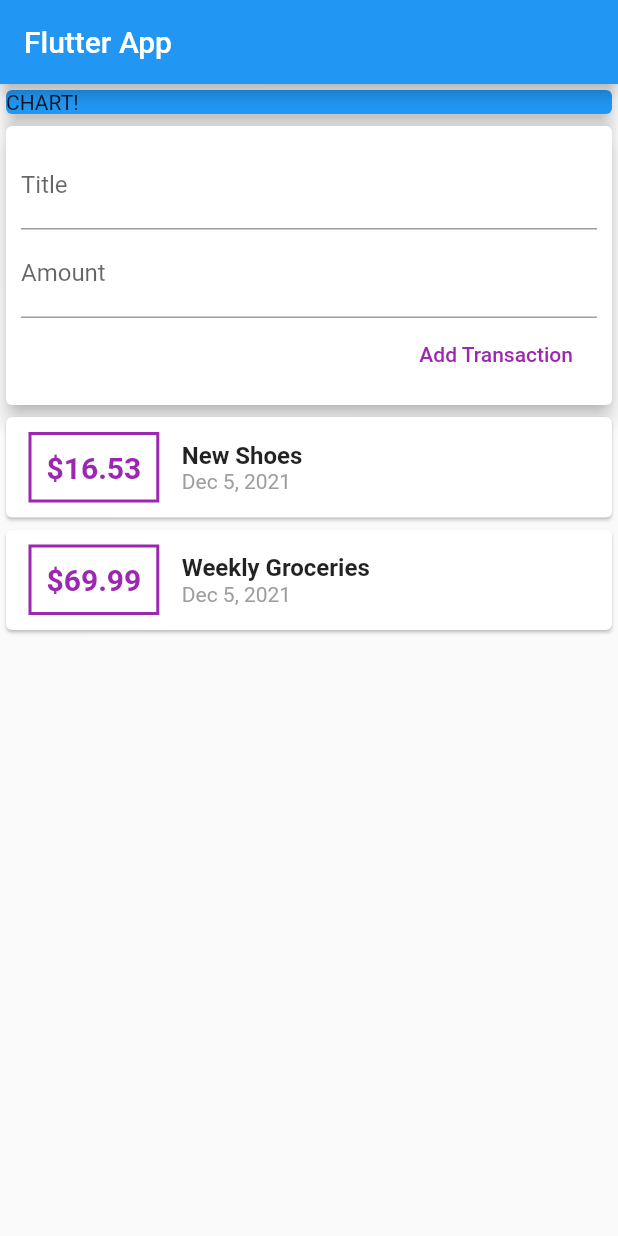
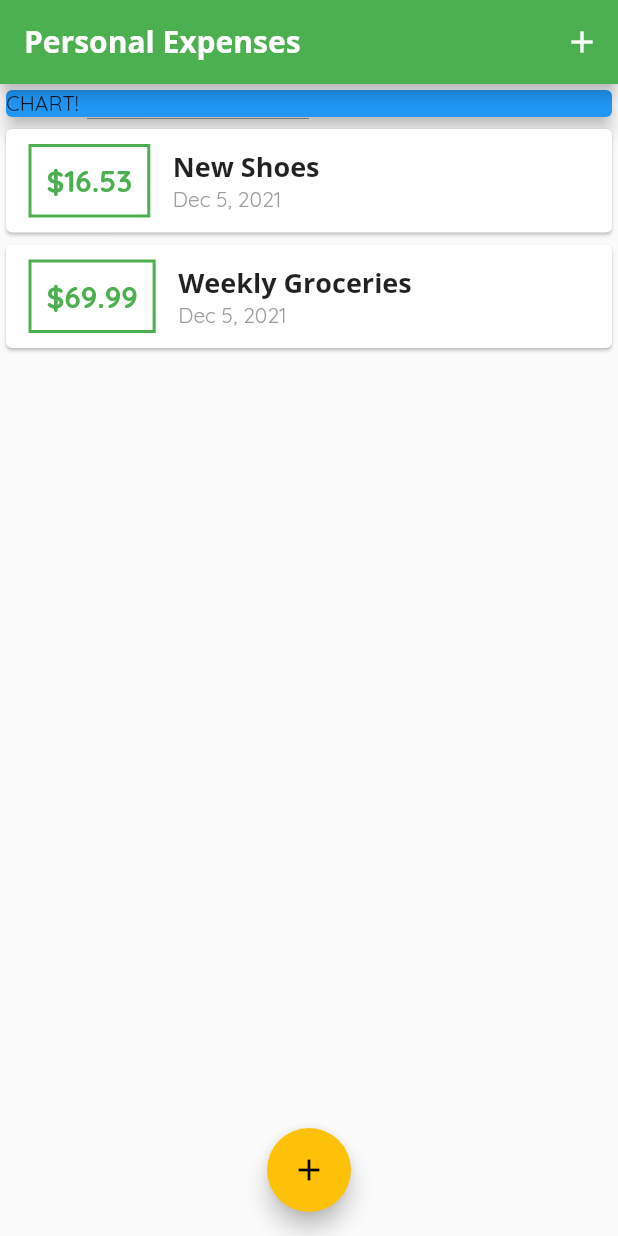
Before and after one commit to Zheyuan-Robert-Xu/flutter-expense-app, a Flutter app: the screen it shows after launch, on a phone screen of 412 x 824 dp. Run offline on Flutter 3.47's test engine with Material 2 defaults, Android fonts, the phone set to English and light mode, and no system bars.

Commit message:
Modal and font style

```diff
--- a/lib/main.dart
+++ b/lib/main.dart
@@ -1,5 +1,7 @@
 import 'package:flutter/material.dart';
-import './widgets/user_transactions.dart';
+import './widgets/new_transaction.dart';
+import './widgets/transaction_list.dart';
+import './models/transaction.dart';
 
 void main() => runApp(MyApp());
 
@@ -7,23 +9,100 @@
   @override
   Widget build(BuildContext context) {
     return MaterialApp(
-      title: 'Flutter App',
+      title: 'Personal Expenses',
+      theme: ThemeData(
+        primarySwatch: Colors.green,
+        accentColor: Colors.amber,
+        fontFamily: "Quicksand",
+        appBarTheme: AppBarTheme(
+          toolbarTextStyle: TextTheme(
+            headline6: TextStyle(
+              fontFamily: 'OpenSans',
+              fontSize: 20,
+              color: Colors.white,
+              fontWeight: FontWeight.bold,
+            ),
+          ).bodyText2,
+          titleTextStyle: TextTheme(
+            headline6: TextStyle(
+              fontFamily: 'OpenSans',
+              fontSize: 20,
+              color: Colors.white,
+              fontWeight: FontWeight.bold,
+            ),
+          ).headline6,
+        ),
+        textTheme: TextTheme(
+            headline6: TextStyle(
+          fontFamily: 'OpenSans',
+          fontSize: 18,
+          fontWeight: FontWeight.bold,
+        )),
+      ),
       home: MyHomePage(),
+      debugShowCheckedModeBanner: false,
     );
   }
 }
 
-class MyHomePage extends StatelessWidget {
-  // String titleInput;
-  // String amountInput;
-  final titleController = TextEditingController();
-  final amountController = TextEditingController();
+class MyHomePage extends StatefulWidget {
+  @override
+  State<MyHomePage> createState() => _MyHomePageState();
+}
+
+class _MyHomePageState extends State<MyHomePage> {
+  final List<Transaction> _userTransactions = [
+    Transaction(
+      id: 't1',
+      title: 'New Shoes',
+      amount: 16.53,
+      date: DateTime.now(),
+    ),
+    Transaction(
+      id: 't2',
+      title: 'Weekly Groceries',
+      amount: 69.99,
+      date: DateTime.now(),
+    ),
+  ];
+
+  void _addNewTransaction(String txTitle, double txAmount) {
+    final newTx = Transaction(
+        id: DateTime.now().toString(),
+        title: txTitle,
+        amount: txAmount,
+        date: DateTime.now());
+
+    setState(() {
+      _userTransactions.add(
+          newTx); // _userTransactions is final and cannot assign new value to it
+    });
+  }
+
+  void _startAddNewTransaction(BuildContext ctx) {
+    showModalBottomSheet(
+      context: ctx,
+      builder: (_) {
+        return GestureDetector(
+          // modal only disappears after click the background not sheet
+          onTap: () {}, child: NewTransaction(_addNewTransaction),
+          behavior: HitTestBehavior.opaque,
+        );
+      },
+    );
+  }
 
   @override
   Widget build(BuildContext context) {
     return Scaffold(
       appBar: AppBar(
-        title: Text('Flutter App'),
+        title: Text('Personal Expenses'),
+        actions: <Widget>[
+          IconButton(
+            icon: Icon(Icons.add),
+            onPressed: () => _startAddNewTransaction(context),
+          )
+        ],
       ),
       body: SingleChildScrollView(
         child: Column(
@@ -38,9 +117,14 @@
                 elevation: 5,
               ),
             ),
-            UserTransactions()
+            TransactionList(_userTransactions),
           ],
         ),
+      ),
+      floatingActionButtonLocation: FloatingActionButtonLocation.centerFloat,
+      floatingActionButton: FloatingActionButton(
+        child: Icon(Icons.add),
+        onPressed: () => _startAddNewTransaction(context),
       ),
     );
   }
--- a/lib/widgets/transaction_list.dart
+++ b/lib/widgets/transaction_list.dart
@@ -19,14 +19,15 @@
                 Container(
                   margin: EdgeInsets.symmetric(vertical: 10, horizontal: 15),
                   decoration: BoxDecoration(
-                      border: Border.all(color: Colors.purple, width: 2)),
+                      border: Border.all(
+                          color: Theme.of(context).primaryColor, width: 2)),
                   padding: EdgeInsets.all(10),
                   child: Text(
-                    '\$${transactions[index].amount}', //'\' means that first $ should not be treated as a language feature
+                    '\$${transactions[index].amount.toStringAsFixed(2)}', //'\' means that first $ should not be treated as a language feature
                     style: TextStyle(
                       fontWeight: FontWeight.bold,
                       fontSize: 20,
-                      color: Colors.purple,
+                      color: Theme.of(context).primaryColor,
                     ),
                   ),
                 ),
@@ -36,7 +37,8 @@
                     Text(
                       transactions[index].title,
                       style:
-                          TextStyle(fontWeight: FontWeight.bold, fontSize: 16),
+                          // TextStyle(fontWeight: FontWeight.bold, fontSize: 16),
+                          Theme.of(context).textTheme.headline6,
                     ),
                     Text(
                       DateFormat.yMMMd().format(transactions[index].date),
--- a/lib/widgets/user_transactions.dart
+++ /dev/null
@@ -1,50 +0,0 @@
-import 'package:flutter/material.dart';
-import '../models/transaction.dart';
-
-import './new_transaction.dart';
-import './transaction_list.dart';
-
-class UserTransactions extends StatefulWidget {
-  @override
-  _UserTransactionsState createState() => _UserTransactionsState();
-}
-
-class _UserTransactionsState extends State<UserTransactions> {
-  final List<Transaction> _userTransactions = [
-    Transaction(
-      id: 't1',
-      title: 'New Shoes',
-      amount: 16.53,
-      date: DateTime.now(),
-    ),
-    Transaction(
-      id: 't2',
-      title: 'Weekly Groceries',
-      amount: 69.99,
-      date: DateTime.now(),
-    ),
-  ];
-
-  void _addNewTransaction(String txTitle, double txAmount) {
-    final newTx = Transaction(
-        id: DateTime.now().toString(),
-        title: txTitle,
-        amount: txAmount,
-        date: DateTime.now());
-
-    setState(() {
-      _userTransactions.add(
-          newTx); // _userTransactions is final and cannot assign new value to it
-    });
-  }
-
-  @override
-  Widget build(BuildContext context) {
-    return Column(
-      children: <Widget>[
-        NewTransaction(_addNewTransaction),
-        TransactionList(_userTransactions),
-      ],
-    );
-  }
-}
```
Also changed, not shown: lib/widgets/new_transaction.dart (+28 -6 lines), pubspec.yaml (+11 -6 lines), assets/fonts/OpenSans-Bold.ttf (added), assets/fonts/OpenSans-Regular.ttf (added), assets/fonts/Quicksand-Bold.ttf (added), assets/fonts/Quicksand-Light.ttf (added), assets/fonts/Quicksand-Medium.ttf (added), assets/fonts/Quicksand-Regular.ttf (added).
